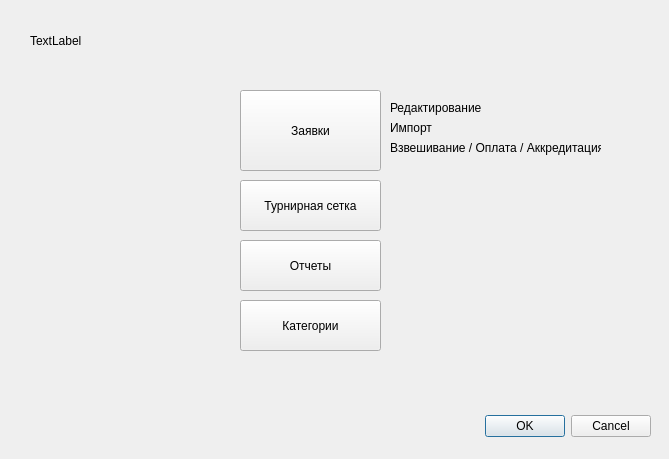
Old version of the form TournamentManager/tournamentadmindialog.ui in the repository BarsukAlexey/xelarogi.
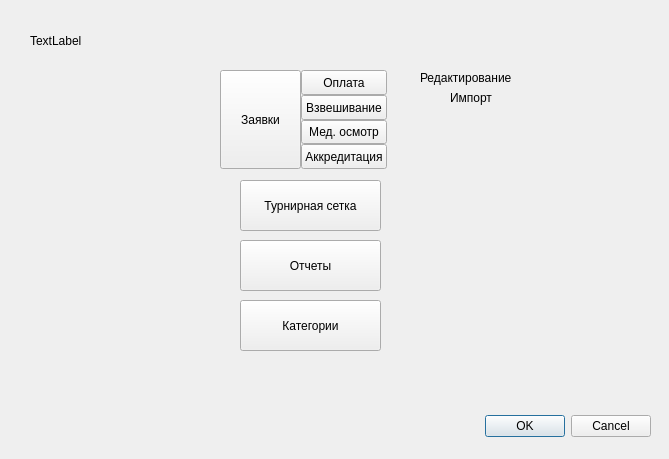
New version of the form.

Commit message: Добавилось окошко, которое позволяет редактировать отдельновзятую булевскую колонку и таблицы ORDERS. Соответственно, можно с помощью этого кона редактировать прохождение взвешивания, мед осмотра, аккредитации и оплаты

The edit to the form file:
```diff
--- a/TournamentManager/tournamentadmindialog.ui
+++ b/TournamentManager/tournamentadmindialog.ui
@@ -29,19 +29,6 @@
     <set>QDialogButtonBox::Cancel|QDialogButtonBox::Ok</set>
    </property>
   </widget>
-  <widget class="QPushButton" name="pushButton">
-   <property name="geometry">
-    <rect>
-     <x>240</x>
-     <y>90</y>
-     <width>141</width>
-     <height>81</height>
-    </rect>
-   </property>
-   <property name="text">
-    <string>Заявки</string>
-   </property>
-  </widget>
   <widget class="QPushButton" name="pushButton_2">
    <property name="geometry">
     <rect>
@@ -84,8 +71,8 @@
   <widget class="QLabel" name="label">
    <property name="geometry">
     <rect>
-     <x>390</x>
-     <y>100</y>
+     <x>420</x>
+     <y>70</y>
      <width>101</width>
      <height>16</height>
     </rect>
@@ -97,8 +84,8 @@
   <widget class="QLabel" name="label_2">
    <property name="geometry">
     <rect>
-     <x>390</x>
-     <y>120</y>
+     <x>450</x>
+     <y>90</y>
      <width>101</width>
      <height>16</height>
     </rect>
@@ -107,19 +94,6 @@
     <string>Импорт</string>
    </property>
   </widget>
-  <widget class="QLabel" name="label_3">
-   <property name="geometry">
-    <rect>
-     <x>390</x>
-     <y>140</y>
-     <width>211</width>
-     <height>16</height>
-    </rect>
-   </property>
-   <property name="text">
-    <string>Взвешивание / Оплата / Аккредитация</string>
-   </property>
-  </widget>
   <widget class="QLabel" name="testLabel">
    <property name="geometry">
     <rect>
@@ -133,6 +107,93 @@
     <string>TextLabel</string>
    </property>
   </widget>
+  <widget class="QWidget" name="">
+   <property name="geometry">
+    <rect>
+     <x>220</x>
+     <y>70</y>
+     <width>167</width>
+     <height>99</height>
+    </rect>
+   </property>
+   <layout class="QHBoxLayout" name="horizontalLayout">
+    <property name="spacing">
+     <number>0</number>
+    </property>
+    <item>
+     <widget class="QPushButton" name="pushButton">
+      <property name="sizePolicy">
+       <sizepolicy hsizetype="Minimum" vsizetype="Expanding">
+        <horstretch>0</horstretch>
+        <verstretch>0</verstretch>
+       </sizepolicy>
+      </property>
+      <property name="text">
+       <string>Заявки</string>
+      </property>
+     </widget>
+    </item>
+    <item>
+     <layout class="QVBoxLayout" name="verticalLayout">
+      <property name="spacing">
+       <number>0</number>
+      </property>
+      <item>
+       <widget class="QPushButton" name="ordersPayedBtn">
+        <property name="sizePolicy">
+         <sizepolicy hsizetype="Minimum" vsizetype="Expanding">
+          <horstretch>0</horstretch>
+          <verstretch>0</verstretch>
+         </sizepolicy>
+        </property>
+        <property name="text">
+         <string>Оплата</string>
+        </property>
+       </widget>
+      </item>
+      <item>
+       <widget class="QPushButton" name="ordersWeightBtn">
+        <property name="sizePolicy">
+         <sizepolicy hsizetype="Minimum" vsizetype="Expanding">
+          <horstretch>0</horstretch>
+          <verstretch>0</verstretch>
+         </sizepolicy>
+        </property>
+        <property name="text">
+         <string>Взвешивание</string>
+        </property>
+       </widget>
+      </item>
+      <item>
+       <widget class="QPushButton" name="ordersMedicalBtn">
+        <property name="sizePolicy">
+         <sizepolicy hsizetype="Minimum" vsizetype="Expanding">
+          <horstretch>0</horstretch>
+          <verstretch>0</verstretch>
+         </sizepolicy>
+        </property>
+        <property name="text">
+         <string>Мед. осмотр</string>
+        </property>
+       </widget>
+      </item>
+      <item>
+       <widget class="QPushButton" name="ordersAccreditationBtn">
+        <property name="sizePolicy">
+         <sizepolicy hsizetype="Minimum" vsizetype="Expanding">
+          <horstretch>0</horstretch>
+          <verstretch>0</verstretch>
+         </sizepolicy>
+        </property>
+        <property name="text">
+         <string>Аккредитация</string>
+        </property>
+       </widget>
+      </item>
+     </layout>
+    </item>
+   </layout>
+  </widget>
  </widget>
  <resources/>
  <connections>
```
The commit also changes 9 other files.
